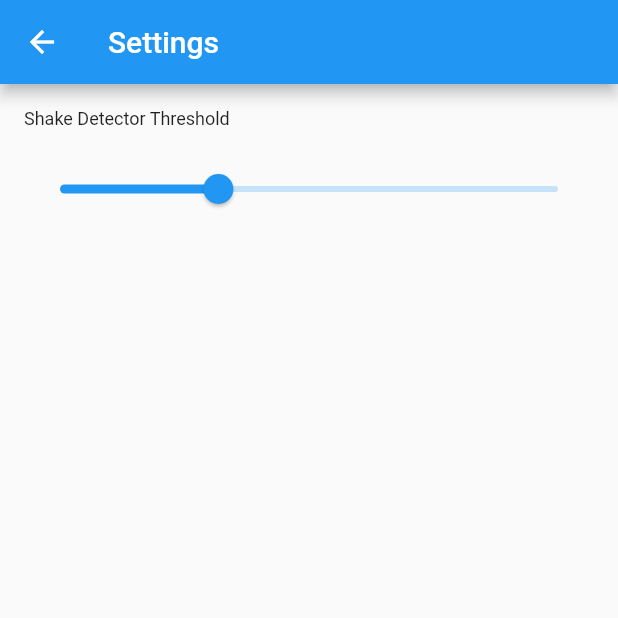
After one commit to yczhangsjtu/Timing, a Flutter app: the Settings screen opened directly, on a phone screen of 412 x 824 dp, the top half of it. The commit adds this screen. Run offline on Flutter 3.47's test engine with Material 2 defaults, Android fonts, the phone set to English and light mode, and no system bars; our stand-ins replace share, shared_preferences; missing offline and left inert: shake; accounts and stored records are empty.

Commit message:
Implement shaking to add new record.

```diff
--- a/lib/main.dart
+++ b/lib/main.dart
@@ -5,6 +5,10 @@ import 'package:flutter/scheduler.dart';
 import 'package:flutter/material.dart';
 import 'package:path_provider/path_provider.dart';
 import 'package:share/share.dart';
+import 'package:shake/shake.dart';
+import 'package:shared_preferences/shared_preferences.dart';
+
+import 'settings.dart';
 
 void main() => runApp(TimingApp());
 
@@ -226,6 +230,23 @@ class _TimingPageState extends State<TimingPage> {
   static const double _offsetDifference = 200;
   static const int _maxCandidatesCount = 50;
 
+  ShakeDetector detector;
+  static const double _defaultThresholdGravity = 3.5;
+  double thresholdGravity = _defaultThresholdGravity;
+
+  void _initializeShakeDetector() async {
+    SharedPreferences prefs = await SharedPreferences.getInstance();
+    if(detector != null) {
+      detector.stopListening();
+      detector = null;
+    }
+    detector = ShakeDetector.autoStart(
+        shakeThresholdGravity: prefs.getDouble("ThresholdGravity") ?? _defaultThresholdGravity,
+        onPhoneShake: () {
+          _addCurrentTime("");
+        });
+  }
+
   @override
   void initState() {
     super.initState();
@@ -251,6 +272,7 @@ class _TimingPageState extends State<TimingPage> {
     SchedulerBinding.instance.addPostFrameCallback((_) {
       _updateDivision();
     });
+    _initializeShakeDetector();
   }
 
   @override
@@ -264,10 +286,10 @@ class _TimingPageState extends State<TimingPage> {
   void _onCandidateListScroll() {
     _recordsController.removeListener(_onRecordListScroll);
     _candidatesController.removeListener(_onCandidateListScroll);
-    _recordsController.animateTo(0,
-        duration: Duration(milliseconds: 100),
-        curve: Curves.easeInOut)
-    .whenComplete(() {
+    _recordsController
+        .animateTo(0,
+            duration: Duration(milliseconds: 100), curve: Curves.easeInOut)
+        .whenComplete(() {
       _recordsController.addListener(_onRecordListScroll);
       _candidatesController.addListener(_onCandidateListScroll);
     });
@@ -276,10 +298,10 @@ class _TimingPageState extends State<TimingPage> {
   void _onRecordListScroll() {
     _recordsController.removeListener(_onRecordListScroll);
     _candidatesController.removeListener(_onCandidateListScroll);
-    _candidatesController.animateTo(0,
-        duration: Duration(milliseconds: 100),
-        curve: Curves.easeInOut)
-    .whenComplete(() {
+    _candidatesController
+        .animateTo(0,
+            duration: Duration(milliseconds: 100), curve: Curves.easeInOut)
+        .whenComplete(() {
       _recordsController.addListener(_onRecordListScroll);
       _candidatesController.addListener(_onCandidateListScroll);
     });
@@ -288,7 +310,9 @@ class _TimingPageState extends State<TimingPage> {
   void _updateDivision() {
     setState(() {
       _division = (_recordsController.offset - _candidatesController.offset)
-          .clamp(-_offsetDifference, _offsetDifference) / (2 * _offsetDifference) + 0.5;
+                  .clamp(-_offsetDifference, _offsetDifference) /
+              (2 * _offsetDifference) +
+          0.5;
     });
   }
 
@@ -473,6 +497,12 @@ class _TimingPageState extends State<TimingPage> {
                           );
                         });
                     break;
+                  case 2:
+                    Navigator.of(context).push(MaterialPageRoute(builder: (context) {
+                      return Settings();
+                    })).then((_) {
+                      _initializeShakeDetector();
+                    });
                 }
               },
               itemBuilder: (context) {
@@ -484,6 +514,10 @@ class _TimingPageState extends State<TimingPage> {
                   PopupMenuItem<int>(
                     value: 1,
                     child: Text('Clear'),
+                  ),
+                  PopupMenuItem<int>(
+                    value: 2,
+                    child: Text('Settings'),
                   )
                 ];
               },
@@ -634,11 +668,11 @@ class _TimingPageState extends State<TimingPage> {
       title: GestureDetector(
           onTap: _editing != null
               ? () {
-                _editRecordController.value = TextEditingValue(
-                    text: list[index],
-                    selection: TextSelection.collapsed(offset: list[index].length)
-                );
-              }
+                  _editRecordController.value = TextEditingValue(
+                      text: list[index],
+                      selection:
+                          TextSelection.collapsed(offset: list[index].length));
+                }
               : () {
                   _addCurrentTime(list[index]);
                   _candidateToTop(index);
--- /dev/null
+++ b/lib/settings.dart
@@ -0,0 +1,73 @@
+import 'package:flutter/material.dart';
+import 'package:shared_preferences/shared_preferences.dart';
+
+class Settings extends StatefulWidget {
+  @override
+  State<StatefulWidget> createState() {
+    return _SettingsState();
+  }
+
+}
+
+class _SettingsState extends State<Settings> {
+
+  static const double _defaultThresholdGravity = 3.5;
+  double thresholdGravity = _defaultThresholdGravity;
+
+  @override
+  void initState() {
+    super.initState();
+    _init();
+  }
+
+  void _init() async {
+    SharedPreferences prefs = await SharedPreferences.getInstance();
+    setState(() {
+      thresholdGravity = prefs.getDouble("ThresholdGravity") ?? _defaultThresholdGravity;
+    });
+  }
+
+  void _save() async {
+    SharedPreferences prefs = await SharedPreferences.getInstance();
+    prefs.setDouble("ThresholdGravity", thresholdGravity);
+  }
+
+  @override
+  Widget build(BuildContext context) {
+    return Scaffold(
+      appBar: AppBar(
+        title: Text("Settings"),
+      ),
+      body: ListView(
+        children: <Widget>[
+          Container(
+            padding: EdgeInsets.symmetric(vertical: 16, horizontal: 16),
+            child: Column(
+              crossAxisAlignment: CrossAxisAlignment.start,
+              children: <Widget>[
+                Text("Shake Detector Threshold", style: TextStyle(fontSize: 12)),
+                Container(
+                  padding: EdgeInsets.symmetric(vertical: 16, horizontal: 0),
+                  child: Slider(
+                    value: thresholdGravity,
+                    min: 0.5,
+                    max: 10.0,
+                    divisions: 95,
+                    label: thresholdGravity.toStringAsFixed(1),
+                    onChanged: (value) {
+                      setState(() {
+                        thresholdGravity = value;
+                        _save();
+                      });
+                    },
+                  ),
+                ),
+              ],
+            ),
+          )
+        ],
+      ),
+    );
+  }
+
+}
--- a/pubspec.yaml
+++ b/pubspec.yaml
@@ -26,6 +26,8 @@ dependencies:
   flutter_launcher_icons: "^0.7.0"
   share: ^0.6.2
   path_provider: ^1.1.2
+  shake: ^0.1.0
+  shared_preferences: ^0.5.0
 
 dev_dependencies:
   flutter_test:
```
Also changed, not shown: pubspec.lock.
